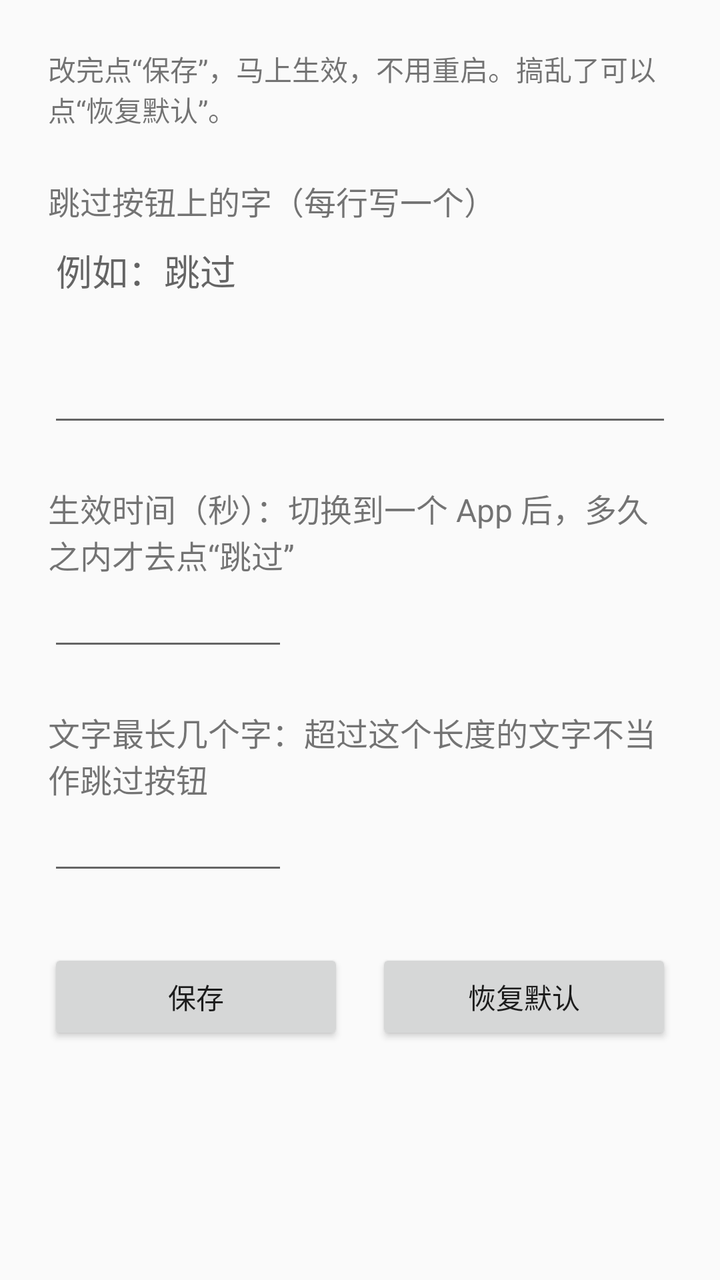
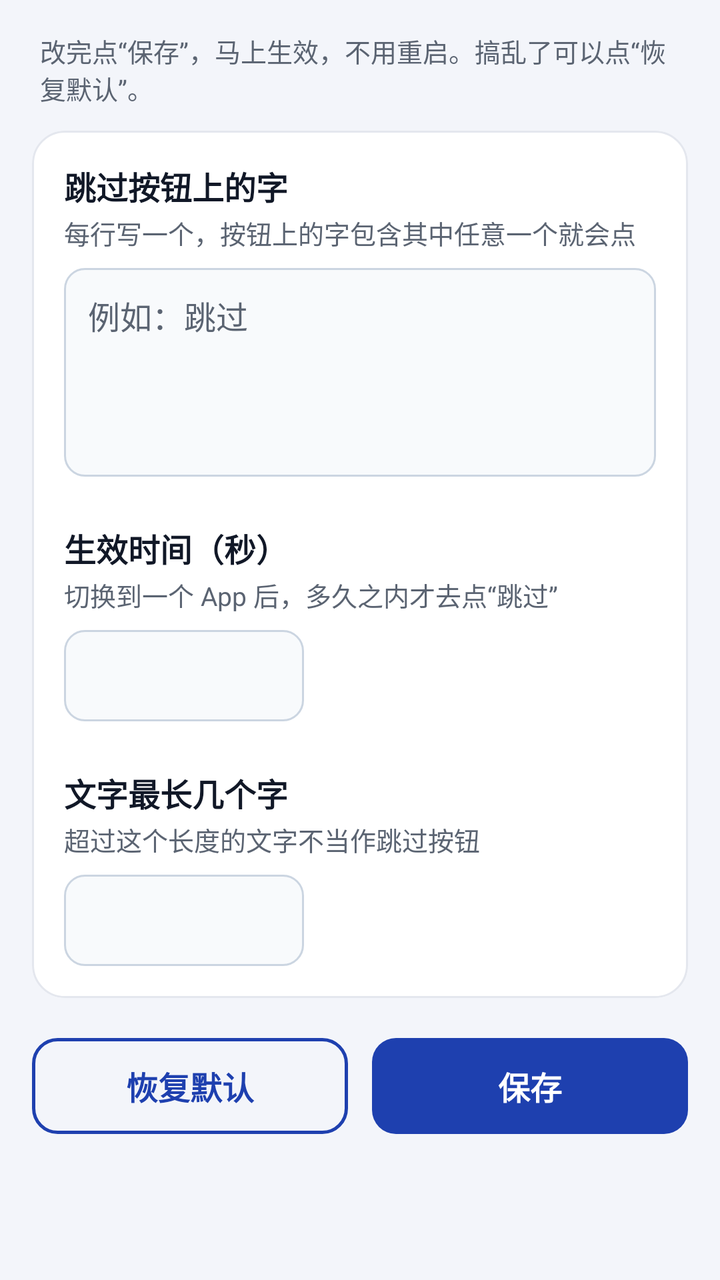

Screens rendered from an Android XML layout before and after an edit, with the pre-edit source and the edit as a unified diff.
<!-- AndroidManifest.xml: application theme Theme.SplashSkip -->
<!-- res/layout/activity_rules.xml -->
<?xml version="1.0" encoding="utf-8"?>
<ScrollView xmlns:android="http://schemas.android.com/apk/res/android"
    android:layout_width="match_parent"
    android:layout_height="match_parent">

    <LinearLayout
        android:layout_width="match_parent"
        android:layout_height="wrap_content"
        android:orientation="vertical"
        android:padding="24dp">

        <TextView
            android:layout_width="wrap_content"
            android:layout_height="wrap_content"
            android:text="@string/rules_note"
            android:textSize="14sp" />

        <TextView
            android:layout_width="wrap_content"
            android:layout_height="wrap_content"
            android:layout_marginTop="24dp"
            android:text="@string/rules_keywords_label"
            android:textSize="16sp" />

        <EditText
            android:id="@+id/keywords_edit"
            android:layout_width="match_parent"
            android:layout_height="wrap_content"
            android:gravity="top|start"
            android:hint="@string/rules_keywords_hint"
            android:inputType="textMultiLine"
            android:minLines="4" />

        <TextView
            android:layout_width="wrap_content"
            android:layout_height="wrap_content"
            android:layout_marginTop="24dp"
            android:text="@string/rules_window_label"
            android:textSize="16sp" />

        <EditText
            android:id="@+id/window_edit"
            android:layout_width="120dp"
            android:layout_height="wrap_content"
            android:inputType="number"
            android:maxLength="2" />

        <TextView
            android:layout_width="wrap_content"
            android:layout_height="wrap_content"
            android:layout_marginTop="24dp"
            android:text="@string/rules_length_label"
            android:textSize="16sp" />

        <EditText
            android:id="@+id/length_edit"
            android:layout_width="120dp"
            android:layout_height="wrap_content"
            android:inputType="number"
            android:maxLength="2" />

        <LinearLayout
            android:layout_width="match_parent"
            android:layout_height="wrap_content"
            android:layout_marginTop="32dp"
            android:orientation="horizontal">

            <Button
                android:id="@+id/save_button"
                android:layout_width="0dp"
                android:layout_height="wrap_content"
                android:layout_weight="1"
                android:text="@string/save" />

            <Button
                android:id="@+id/reset_button"
                android:layout_width="0dp"
                android:layout_height="wrap_content"
                android:layout_marginStart="16dp"
                android:layout_weight="1"
                android:text="@string/reset_default" />

        </LinearLayout>
    </LinearLayout>
</ScrollView>
<!-- resources referenced by this layout -->
<resources>
  <string name="rules_keywords_label">跳过按钮上的字（每行写一个）</string>
  <string name="rules_length_label">文字最长几个字：超过这个长度的文字不当作跳过按钮</string>
  <string name="rules_window_label">生效时间（秒）：切换到一个 App 后，多久之内才去点“跳过”</string>
  <style name="Theme.SplashSkip" parent="@android:style/Theme.Material.Light.DarkActionBar" />
  <!-- unchanged entries left out for length: 4 -->
</resources>

<!-- the commit's change to res/layout/activity_rules.xml (unified diff, before → after) -->
@@ -7,79 +7,118 @@
         android:layout_width="match_parent"
         android:layout_height="wrap_content"
         android:orientation="vertical"
-        android:padding="24dp">
+        android:padding="16dp">
 
         <TextView
+            style="@style/Text.Caption"
             android:layout_width="wrap_content"
             android:layout_height="wrap_content"
-            android:text="@string/rules_note"
-            android:textSize="14sp" />
+            android:paddingStart="4dp"
+            android:paddingEnd="4dp"
+            android:text="@string/rules_note" />
 
-        <TextView
-            android:layout_width="wrap_content"
-            android:layout_height="wrap_content"
-            android:layout_marginTop="24dp"
-            android:text="@string/rules_keywords_label"
-            android:textSize="16sp" />
-
-        <EditText
-            android:id="@+id/keywords_edit"
+        
+        <LinearLayout
+            style="@style/Widget.SplashSkip.Card"
             android:layout_width="match_parent"
             android:layout_height="wrap_content"
-            android:gravity="top|start"
-            android:hint="@string/rules_keywords_hint"
-            android:inputType="textMultiLine"
-            android:minLines="4" />
+            android:layout_marginTop="12dp"
+            android:orientation="vertical"
+            android:padding="16dp">
 
-        <TextView
-            android:layout_width="wrap_content"
-            android:layout_height="wrap_content"
-            android:layout_marginTop="24dp"
-            android:text="@string/rules_window_label"
-            android:textSize="16sp" />
+            <TextView
+                style="@style/Text.Title"
+                android:layout_width="wrap_content"
+                android:layout_height="wrap_content"
+                android:text="@string/rules_keywords_title" />
 
-        <EditText
-            android:id="@+id/window_edit"
-            android:layout_width="120dp"
-            android:layout_height="wrap_content"
-            android:inputType="number"
-            android:maxLength="2" />
+            <TextView
+                style="@style/Text.Caption"
+                android:layout_width="wrap_content"
+                android:layout_height="wrap_content"
+                android:layout_marginTop="2dp"
+                android:text="@string/rules_keywords_label" />
 
-        <TextView
-            android:layout_width="wrap_content"
-            android:layout_height="wrap_content"
-            android:layout_marginTop="24dp"
-            android:text="@string/rules_length_label"
-            android:textSize="16sp" />
+            <EditText
+                android:id="@+id/keywords_edit"
+                style="@style/Widget.SplashSkip.Input"
+                android:layout_width="match_parent"
+                android:layout_height="wrap_content"
+                android:layout_marginTop="8dp"
+                android:gravity="top|start"
+                android:hint="@string/rules_keywords_hint"
+                android:inputType="textMultiLine"
+                android:minLines="4" />
 
-        <EditText
-            android:id="@+id/length_edit"
-            android:layout_width="120dp"
-            android:layout_height="wrap_content"
-            android:inputType="number"
-            android:maxLength="2" />
+            <TextView
+                style="@style/Text.Title"
+                android:layout_width="wrap_content"
+                android:layout_height="wrap_content"
+                android:layout_marginTop="24dp"
+                android:text="@string/rules_window_title" />
+
+            <TextView
+                style="@style/Text.Caption"
+                android:layout_width="wrap_content"
+                android:layout_height="wrap_content"
+                android:layout_marginTop="2dp"
+                android:text="@string/rules_window_label" />
+
+            <EditText
+                android:id="@+id/window_edit"
+                style="@style/Widget.SplashSkip.Input"
+                android:layout_width="120dp"
+                android:layout_height="wrap_content"
+                android:layout_marginTop="8dp"
+                android:inputType="number"
+                android:maxLength="2" />
+
+            <TextView
+                style="@style/Text.Title"
+                android:layout_width="wrap_content"
+                android:layout_height="wrap_content"
+                android:layout_marginTop="24dp"
+                android:text="@string/rules_length_title" />
+
+            <TextView
+                style="@style/Text.Caption"
+                android:layout_width="wrap_content"
+                android:layout_height="wrap_content"
+                android:layout_marginTop="2dp"
+                android:text="@string/rules_length_label" />
+
+            <EditText
+                android:id="@+id/length_edit"
+                style="@style/Widget.SplashSkip.Input"
+                android:layout_width="120dp"
+                android:layout_height="wrap_content"
+                android:layout_marginTop="8dp"
+                android:inputType="number"
+                android:maxLength="2" />
+        </LinearLayout>
 
         <LinearLayout
             android:layout_width="match_parent"
             android:layout_height="wrap_content"
-            android:layout_marginTop="32dp"
+            android:layout_marginTop="20dp"
             android:orientation="horizontal">
 
             <Button
-                android:id="@+id/save_button"
+                android:id="@+id/reset_button"
+                style="@style/Widget.SplashSkip.Button.Secondary"
                 android:layout_width="0dp"
                 android:layout_height="wrap_content"
                 android:layout_weight="1"
-                android:text="@string/save" />
+                android:text="@string/reset_default" />
 
             <Button
-                android:id="@+id/reset_button"
+                android:id="@+id/save_button"
+                style="@style/Widget.SplashSkip.Button.Primary"
                 android:layout_width="0dp"
                 android:layout_height="wrap_content"
-                android:layout_marginStart="16dp"
+                android:layout_marginStart="12dp"
                 android:layout_weight="1"
-                android:text="@string/reset_default" />
-
+                android:text="@string/save" />
         </LinearLayout>
     </LinearLayout>
 </ScrollView>
<!-- resource entries referenced after the edit -->
@@ -1,9 +1,117 @@
 <!-- resources referenced by this layout -->
 <resources>
-  <string name="rules_keywords_label">跳过按钮上的字（每行写一个）</string>
-  <string name="rules_length_label">文字最长几个字：超过这个长度的文字不当作跳过按钮</string>
-  <string name="rules_window_label">生效时间（秒）：切换到一个 App 后，多久之内才去点“跳过”</string>
-  <style name="Theme.SplashSkip" parent="@android:style/Theme.Material.Light.DarkActionBar" />
+  <string name="rules_keywords_label">每行写一个，按钮上的字包含其中任意一个就会点</string>
+  <string name="rules_keywords_title">跳过按钮上的字</string>
+  <string name="rules_length_label">超过这个长度的文字不当作跳过按钮</string>
+  <string name="rules_length_title">文字最长几个字</string>
+  <string name="rules_window_label">切换到一个 App 后，多久之内才去点“跳过”</string>
+  <string name="rules_window_title">生效时间（秒）</string>
+  <style name="Text.Caption">
+          <item name="android:textColor">@color/text_secondary</item>
+          <item name="android:textSize">13sp</item>
+      </style>
+  <style name="Text.Title">
+          <item name="android:textColor">@color/text_primary</item>
+          <item name="android:textSize">16sp</item>
+          <item name="android:textStyle">bold</item>
+      </style>
+  <style name="Widget.SplashSkip.Button.Primary" parent="@android:style/Widget.Material.Button">
+          <item name="android:background">@drawable/bg_button_primary</item>
+          <item name="android:textColor">@color/on_accent</item>
+          <item name="android:textSize">16sp</item>
+          <item name="android:textStyle">bold</item>
+          <item name="android:textAllCaps">false</item>
+          <item name="android:minHeight">48dp</item>
+          <item name="android:paddingStart">16dp</item>
+          <item name="android:paddingEnd">16dp</item>
+          <item name="android:stateListAnimator">@null</item>
+      </style>
+  <style name="Widget.SplashSkip.Button.Secondary" parent="@android:style/Widget.Material.Button">
+          <item name="android:background">@drawable/bg_button_secondary</item>
+          <item name="android:textColor">@color/accent_text</item>
+          <item name="android:textSize">16sp</item>
+          <item name="android:textStyle">bold</item>
+          <item name="android:textAllCaps">false</item>
+          <item name="android:minHeight">48dp</item>
+          <item name="android:paddingStart">16dp</item>
+          <item name="android:paddingEnd">16dp</item>
+          <item name="android:stateListAnimator">@null</item>
+      </style>
+  <style name="Widget.SplashSkip.Card">
+          <item name="android:background">@drawable/bg_card</item>
+          <item name="android:elevation">2dp</item>
+          <item name="android:clipToOutline">true</item>
+      </style>
+  <style name="Widget.SplashSkip.Input">
+          <item name="android:background">@drawable/bg_input</item>
+          <item name="android:padding">12dp</item>
+          <item name="android:textColor">@color/text_primary</item>
+          <item name="android:textColorHint">@color/text_secondary</item>
+          <item name="android:textSize">16sp</item>
+      </style>
+  <style name="Theme.SplashSkip" parent="@android:style/Theme.Material.Light.DarkActionBar">
+          <item name="android:colorPrimary">@color/brand</item>
+          <item name="android:colorPrimaryDark">@color/brand_dark</item>
+          <item name="android:colorAccent">@color/accent_control</item>
+          <item name="android:colorControlActivated">@color/accent_control</item>
+          <item name="android:windowBackground">@color/background</item>
+          <item name="android:textColorPrimary">@color/text_primary</item>
+          <item name="android:textColorSecondary">@color/text_secondary</item>
+      </style>
+  <color name="text_secondary">#5B6472</color>
+  <color name="text_primary">#111827</color>
+  <!-- drawable bg_button_primary (drawable) -->
+  <?xml version="1.0" encoding="utf-8"?>
+  <ripple xmlns:android="http://schemas.android.com/apk/res/android" android:color="#33FFFFFF">
+      <item>
+          <shape android:shape="rectangle">
+              <solid android:color="@color/accent" />
+              <corners android:radius="12dp" />
+          </shape>
+      </item>
+  </ripple>
+  <color name="on_accent">#FFFFFF</color>
+  <!-- drawable bg_button_secondary (drawable) -->
+  <?xml version="1.0" encoding="utf-8"?>
+  <ripple xmlns:android="http://schemas.android.com/apk/res/android" android:color="?android:attr/colorControlHighlight">
+      <item>
+          <shape android:shape="rectangle">
+              <solid android:color="@android:color/transparent" />
+              <corners android:radius="12dp" />
+              <stroke
+                  android:width="1.5dp"
+                  android:color="@color/accent_text" />
+          </shape>
+      </item>
+  </ripple>
+  <color name="accent_text">#1E40AF</color>
+  <!-- drawable bg_card (drawable) -->
+  <?xml version="1.0" encoding="utf-8"?>
+  <shape xmlns:android="http://schemas.android.com/apk/res/android" android:shape="rectangle">
+      <solid android:color="@color/surface" />
+      <corners android:radius="16dp" />
+      <stroke
+          android:width="1dp"
+          android:color="@color/divider" />
+  </shape>
+  <!-- drawable bg_input (drawable) -->
+  <?xml version="1.0" encoding="utf-8"?>
+  <shape xmlns:android="http://schemas.android.com/apk/res/android" android:shape="rectangle">
+      <solid android:color="@color/input_bg" />
+      <corners android:radius="10dp" />
+      <stroke
+          android:width="1dp"
+          android:color="@color/input_border" />
+  </shape>
+  <color name="brand">#1E40AF</color>
+  <color name="brand_dark">#1E3A8A</color>
+  <color name="accent_control">#1E40AF</color>
+  <color name="background">#F3F5FA</color>
+  <color name="accent">#1E40AF</color>
+  <color name="surface">#FFFFFF</color>
+  <color name="divider">#E4E7EE</color>
+  <color name="input_bg">#F8FAFC</color>
+  <color name="input_border">#CBD5E1</color>
   <!-- unchanged entries left out for length: 4 -->
 </resources>
 
